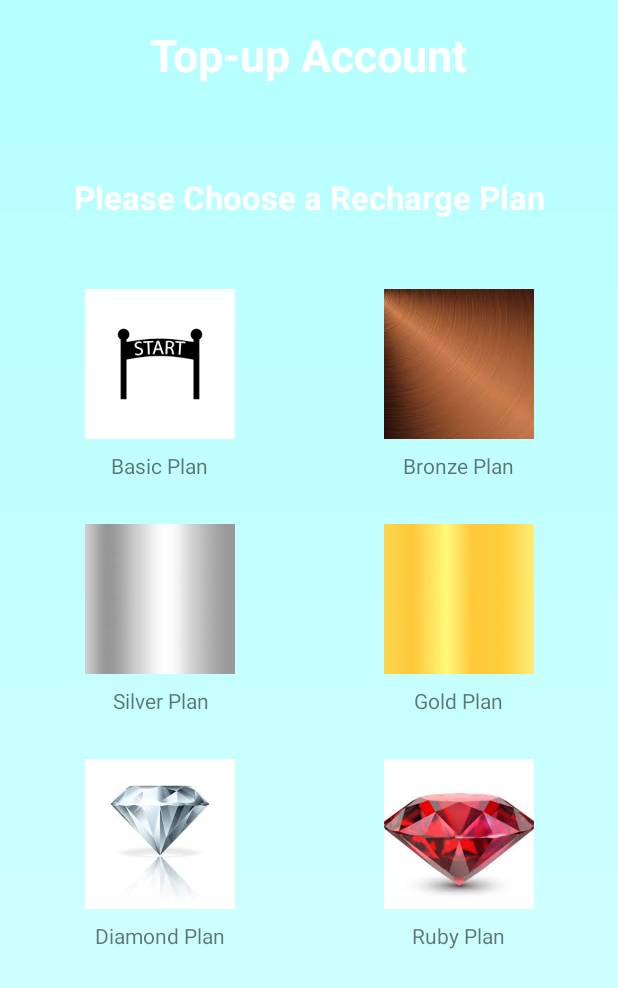
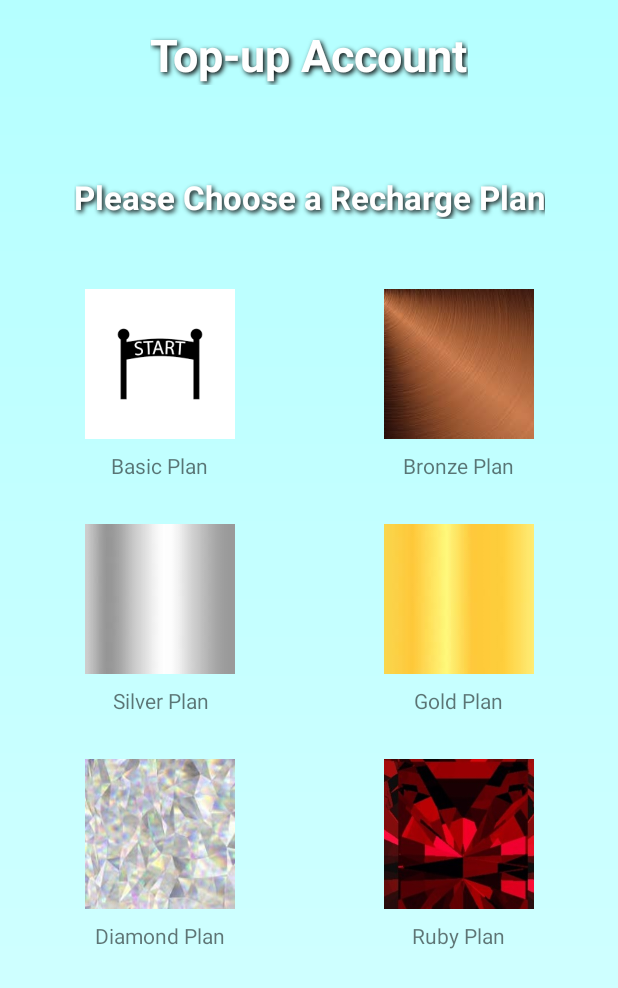
Before and after one commit to harshnambiar/interviewace, an Android app built with Jetpack Compose: the PlanActivity screen opened directly, with no data from a screen before it, on a phone screen of 412 x 824 dp. Shown: the top 988 px of the screen. Run offline under Robolectric (Android 15) with nearby library versions, the phone set to English and light mode, and no system bars; our stand-ins replace Firebase (no records; nobody signed in at launch, a user with empty details on screens opened directly); libraries missing offline, so code that uses them is left out: com.scottyab.rootbeer.

```diff
--- a/app/src/main/java/com/example/interviewace/ChatActivity.kt
+++ b/app/src/main/java/com/example/interviewace/ChatActivity.kt
@@ -115,6 +115,9 @@ class ChatActivity : AppCompatActivity() {
             "Wharton University" -> "You are Douglas, the interviewer for the selection of the user to the Wharton University."
             else -> "You are a helpful assistant"
         }
+
+        val commonPrompt = "Each of your responses is made up of two parts: 1. Telling the user if their previous response was good for the interview purpose and suggesting improvements where applicable, and 2. Asking the next question or follow up statement as the interviewer."
+        systemPrompt += commonPrompt
 
         // Append stored summary to system prompt
         val moreAddedPrompt = if (latestSummary != null) {
--- a/app/src/main/res/layout/activity_plan.xml
+++ b/app/src/main/res/layout/activity_plan.xml
@@ -19,6 +19,10 @@
             android:textSize="30sp"
             android:textStyle="bold"
             android:textColor="@color/white"
+            android:shadowColor="#000000"
+            android:shadowDx="2"
+            android:shadowDy="2"
+            android:shadowRadius="4"
             app:layout_constraintTop_toTopOf="parent"
             app:layout_constraintStart_toStartOf="parent"
             app:layout_constraintEnd_toEndOf="parent"
@@ -32,6 +36,10 @@
             android:textSize="22sp"
             android:textStyle="bold"
             android:textColor="@color/white"
+            android:shadowColor="#000000"
+            android:shadowDx="2"
+            android:shadowDy="2"
+            android:shadowRadius="4"
             app:layout_constraintTop_toBottomOf="@id/title_text_1"
             app:layout_constraintStart_toStartOf="parent"
             app:layout_constraintEnd_toEndOf="parent"
```
Also changed, not shown: app/src/main/java/com/example/interviewace/ApiKeyProvider.kt (+1 -9 lines), app/src/main/res/drawable/cat.png, app/src/main/res/drawable/diamond.jpg, app/src/main/res/drawable/iimb.png, app/src/main/res/drawable/isb.png, app/src/main/res/drawable/ruby.jpg.
